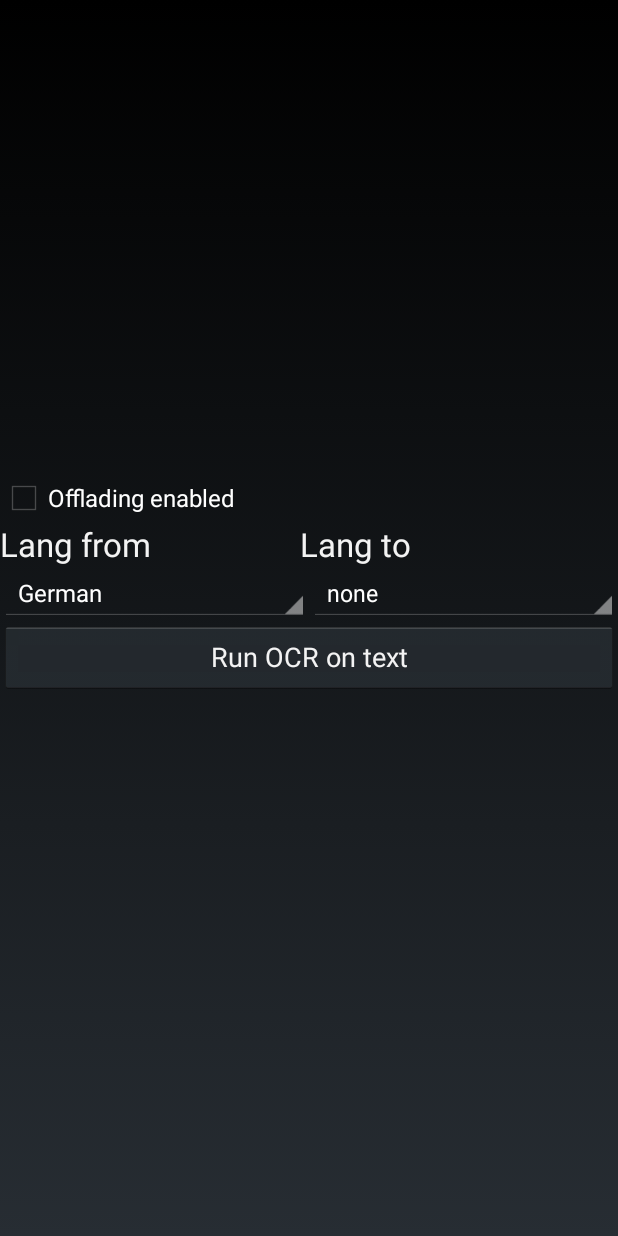
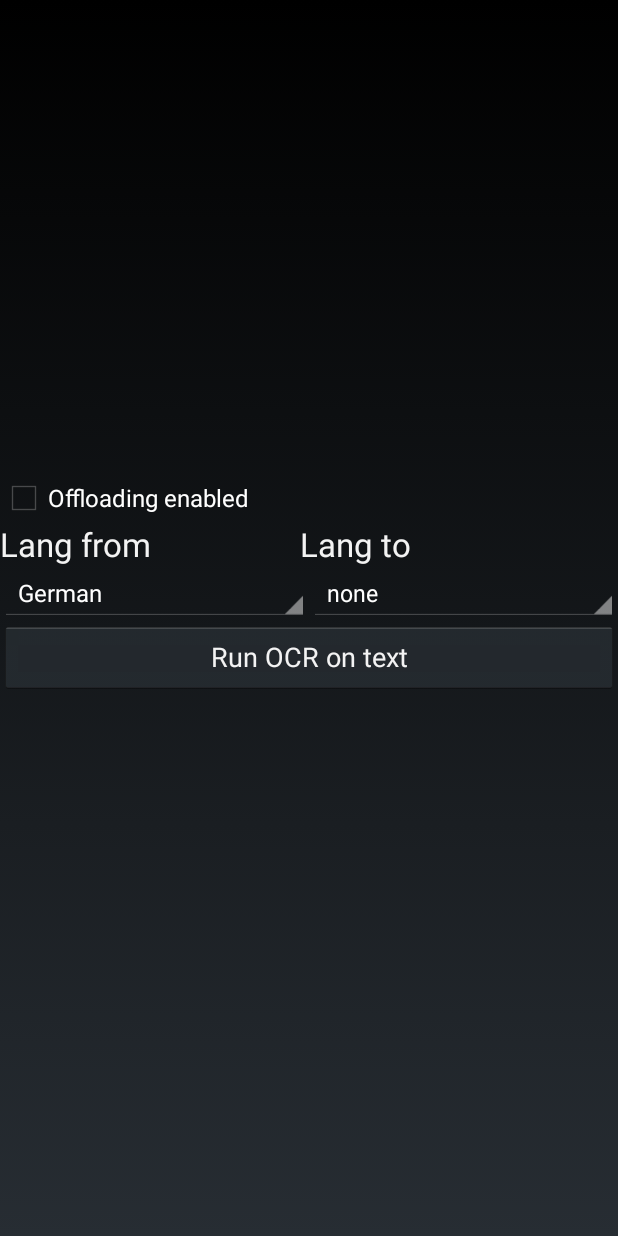
Before and after one commit to senoramarillo/mobilecommunication, an Android app: the Edit screen opened directly, with no data from a screen before it, on a phone screen of 412 x 824 dp. Run offline under Robolectric (Android 15) with nearby library versions, the phone set to English and light mode, and no system bars; libraries missing offline, so code that uses them is left out: com.memetix.mst.

Commit message:
edit_layout kleine Korrektur

```diff
--- a/mobilcomGui/app/src/main/java/mobilcom/com/example/com/mobilcomgui/Home.java
+++ b/mobilcomGui/app/src/main/java/mobilcom/com/example/com/mobilcomgui/Home.java
@@ -42,7 +42,6 @@ public class Home extends Activity {
         //testing();
         //Translator translator = new Translator(this);
         //String text = translator.translate("Hallo", Language.GERMAN, Language.ENGLISH);
-
     }
 
 
--- a/mobilcomGui/app/src/main/res/layout/activity_edit.xml
+++ b/mobilcomGui/app/src/main/res/layout/activity_edit.xml
@@ -12,8 +12,9 @@
     <CheckBox
         android:layout_width="wrap_content"
         android:layout_height="wrap_content"
-        android:text="Offlading enabled"
-        android:id="@+id/btn_offloading_enabled" />
+        android:text="Offloading enabled"
+        android:id="@+id/btn_offloading_enabled"
+        android:checked="false" />
 
     <TableRow
         android:layout_width="match_parent"
```
